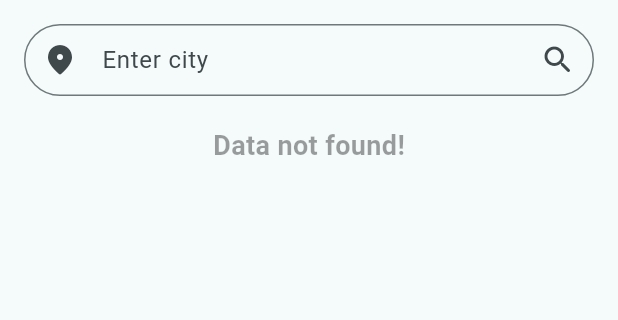
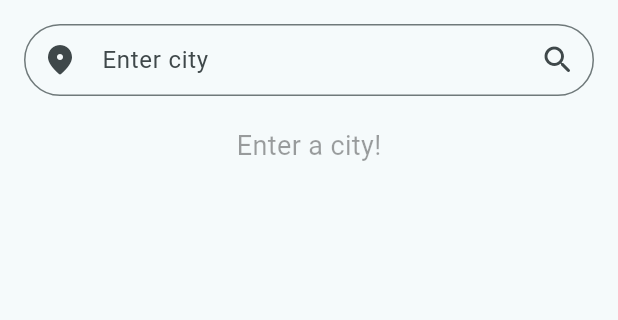
Before and after one commit to hirdeshx01/weather_forecast, a Flutter app: the screen it shows after launch, on a phone screen of 412 x 824 dp, the part 84-404 px from its top. Run offline on Flutter 3.47's test engine with Material 3 defaults, Android fonts, the phone set to English and light mode, and no system bars; our stand-ins replace google_fonts, shared_preferences; Roboto replaces fonts that are missing (Questrial).

Commit message:
made some small tweaks to ui

```diff
--- a/lib/screens/home_screen.dart
+++ b/lib/screens/home_screen.dart
@@ -61,7 +61,7 @@ class _HomeScreenState extends State<HomeScreen> {
         ScaffoldMessenger.of(context).showSnackBar(
           const SnackBar(
             content: Text(
-              'We are unable to retrieve the data at the moment.',
+              'We are unable to retrieve the data at the moment. Please check your internet connection and verify that the city name entered is correct.',
               textAlign: TextAlign.center,
             ),
             duration: Duration(seconds: 6),
@@ -89,7 +89,7 @@ class _HomeScreenState extends State<HomeScreen> {
             TextField(
               controller: _cityController,
               decoration: InputDecoration(
-                contentPadding: const EdgeInsets.symmetric(horizontal: 50),
+                contentPadding: const EdgeInsets.symmetric(horizontal: 48),
                 border: OutlineInputBorder(
                   borderRadius: BorderRadius.circular(30),
                 ),
@@ -158,10 +158,9 @@ class _HomeScreenState extends State<HomeScreen> {
                       )
                     : const Center(
                         child: Text(
-                          'Data not found!',
+                          'Enter a city!',
                           style: TextStyle(
                             fontSize: 18,
-                            fontWeight: FontWeight.bold,
                             color: Colors.black38,
                           ),
                         ),
```
Also changed, not shown: 1 other file.
